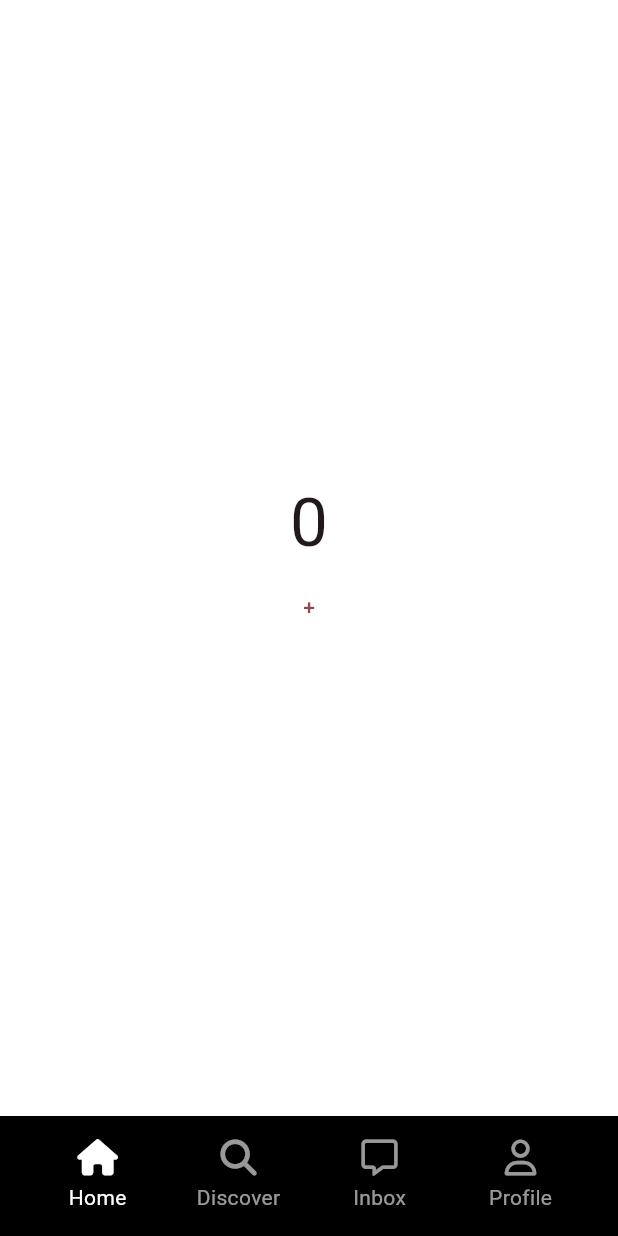
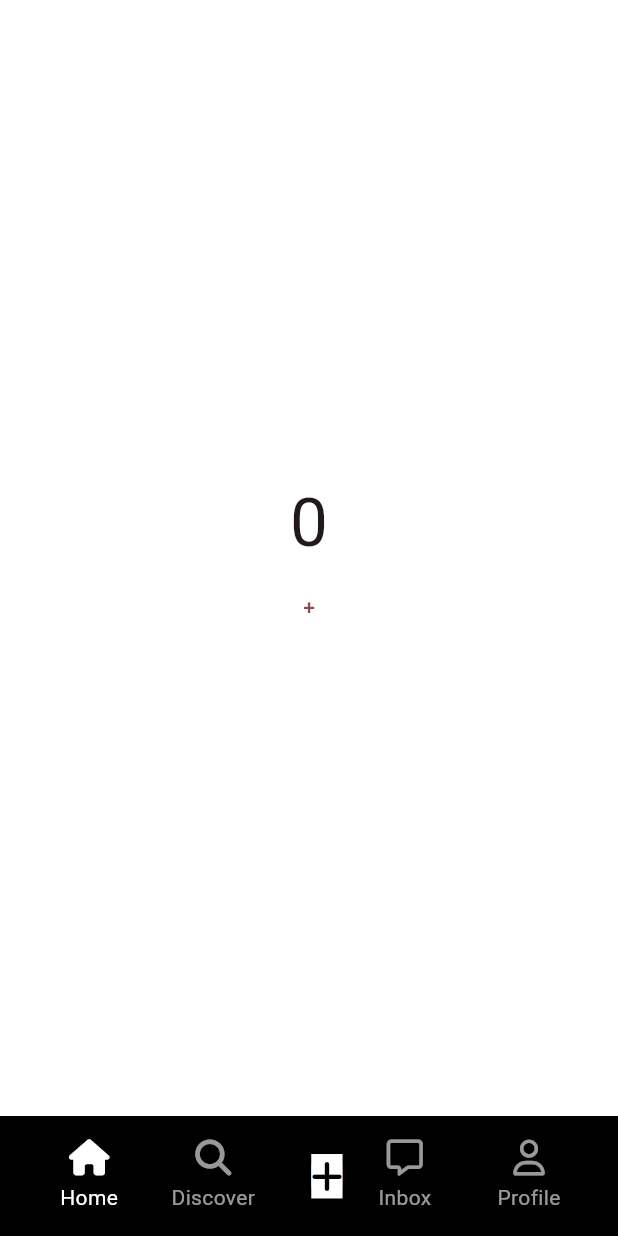
Before and after one commit to decembaek/tiktok_clone, a Flutter app: the screen it shows after launch, on a phone screen of 412 x 824 dp. Run offline on Flutter 3.47's test engine with Material 3 defaults, Android fonts, the phone set to English and light mode, and no system bars; our stand-ins replace font_awesome_flutter.

Commit message:
Stack in Container, Positioned

```diff
--- a/lib/features/main_navigation/main_navigation_screen.dart
+++ b/lib/features/main_navigation/main_navigation_screen.dart
@@ -94,6 +94,54 @@ class _MainNavigationScreenState extends State<MainNavigationScreen> {
                 icon: FontAwesomeIcons.magnifyingGlass,
                 selectedIcon: FontAwesomeIcons.compass,
                 onTap: () => _onTap(1),
+              ),
+              Gaps.h24,
+              Stack(
+                children: [
+                  // Positioned 는 Stack 내부의 element를 이동시킬 수 있게 해줌
+                  Positioned(
+                    right: 20,
+                    child: Container(
+                      height: 30,
+                      width: 25,
+                      padding: const EdgeInsets.symmetric(
+                        horizontal: Sizes.size8,
+                      ),
+                      decoration: BoxDecoration(
+                        color: Colors.blue,
+                        borderRadius: BorderRadius.circular(
+                          Sizes.size11,
+                        ),
+                      ),
+                    ),
+                  ),
+                  Positioned(
+                    left: 20,
+                    child: Container(
+                      height: 30,
+                      width: 25,
+                      padding: const EdgeInsets.symmetric(
+                        horizontal: Sizes.size8,
+                      ),
+                      decoration: BoxDecoration(
+                        color: Colors.red,
+                        borderRadius: BorderRadius.circular(
+                          Sizes.size11,
+                        ),
+                      ),
+                    ),
+                  ),
+                  Container(
+                    height: 30,
+                    decoration: const BoxDecoration(color: Colors.white),
+                    child: const Center(
+                      child: FaIcon(
+                        FontAwesomeIcons.plus,
+                        color: Colors.black,
+                      ),
+                    ),
+                  )
+                ],
               ),
               NavTab(
                 text: "Inbox",
```
